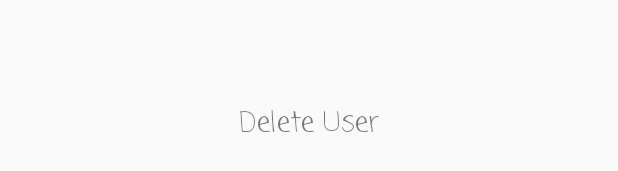
After one commit to yrgyr/WalkingGroupApp, an Android app: the layout delete_dialog.xml on its own in the app's theme, with its tools: preview values and no code run, on a phone screen of 412 x 824 dp. The commit adds this screen. Shown: the part 373-544 px from the top of the screen. Run offline under Robolectric (Android 15) with nearby library versions, the phone set to English and light mode, and no system bars.

Commit message:
Alert dialog for Delete user.

```diff
--- /dev/null
+++ b/app/src/main/res/layout/delete_dialog.xml
@@ -0,0 +1,27 @@
+<?xml version="1.0" encoding="utf-8"?>
+<android.support.constraint.ConstraintLayout
+    xmlns:android="http://schemas.android.com/apk/res/android"
+    xmlns:app="http://schemas.android.com/apk/res-auto"
+    xmlns:tools="http://schemas.android.com/tools"
+    android:layout_width="match_parent"
+    android:layout_height="match_parent">
+
+    <TextView
+        android:id="@+id/deleteDialog"
+        android:layout_width="222dp"
+        android:layout_height="46dp"
+        android:layout_marginBottom="8dp"
+        android:layout_marginEnd="8dp"
+        android:layout_marginStart="8dp"
+        android:layout_marginTop="8dp"
+        android:text="@string/delete_user"
+        android:fontFamily="casual"
+        android:textAlignment="center"
+        android:textSize="18sp"
+        app:layout_constraintBottom_toBottomOf="parent"
+        app:layout_constraintEnd_toEndOf="parent"
+        app:layout_constraintStart_toStartOf="parent"
+        app:layout_constraintTop_toTopOf="parent"
+        app:layout_constraintVertical_bias="0.406" />
+
+</android.support.constraint.ConstraintLayout>
--- a/app/src/main/res/values/strings.xml
+++ b/app/src/main/res/values/strings.xml
@@ -152,4 +152,5 @@
     <string name="optional_only_child_need">optional - only child need</string>
     <string name="refresh">REFRESH</string>
     <string name="panic_button">Panic Button</string>
+    <string name="delete_user">Delete User</string>
 </resources>
```
Also changed, not shown: app/src/main/java/ca/cmpt276/walkinggroup/app/MonitorUsersList.java (+49 -7 lines).
